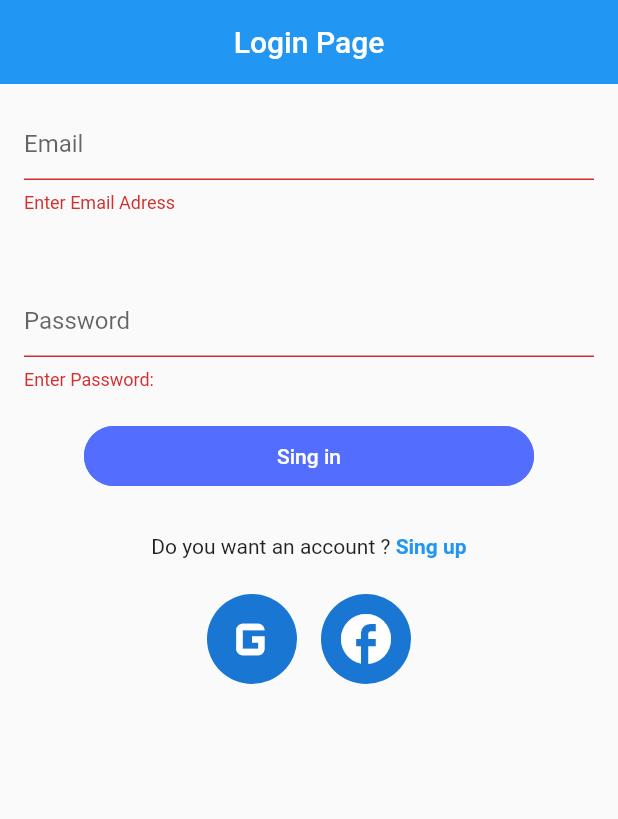
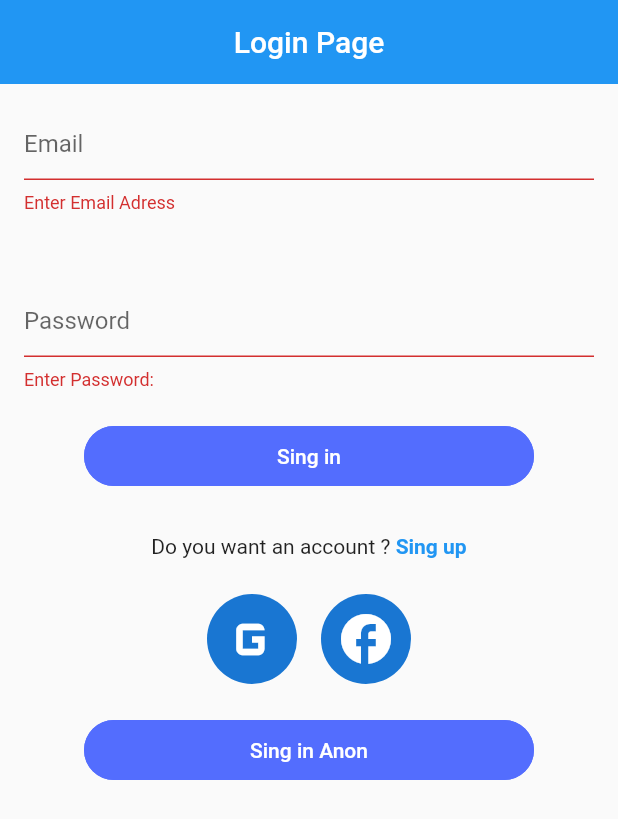
Before and after one commit to Petter1307/plant, a Flutter app: the screen it shows after launch, after a tap on "Sing in", on a phone screen of 412 x 824 dp. Shown: the top 819 px of the screen. Run offline on Flutter 3.47's test engine with Material 2 defaults, Android fonts, the phone set to English and light mode, and no system bars; our stand-ins replace firebase_auth, firebase_core; accounts and stored records are empty.

Commit message:
Auth 1.5. SingUP METHOD IS WORKINPROGRESS

```diff
--- /dev/null
+++ b/lib/authentification/Authentification.dart
@@ -0,0 +1,16 @@
+import 'package:flutter/material.dart';
+import 'package:plantonizer/authentification/LoginPage.dart';
+
+class Auth extends StatefulWidget {
+  const Auth({Key? key}) : super(key: key);
+
+  @override
+  State<Auth> createState() => _AuthState();
+}
+
+class _AuthState extends State<Auth> {
+  @override
+  Widget build(BuildContext context) {
+    return LoginPage();
+  }
+}
--- a/lib/authentification/LoginPage.dart
+++ b/lib/authentification/LoginPage.dart
@@ -1,23 +1,25 @@
 import 'package:firebase_auth/firebase_auth.dart';
 import 'package:flutter/material.dart';
 import 'package:plantonizer/authentification/SingUpPage.dart';
-//import 'package:plantonizer/authentification/authentification_serivce.dart';
+import 'package:plantonizer/authentification/authentification_serivce.dart';
 import 'package:plantonizer/plant_logic/Plants_page.dart';
-//import 'package:provider/src/provider.dart';
 
 class LoginPage extends StatefulWidget {
-  const LoginPage({ Key? key }) : super(key: key);
+  const LoginPage({Key? key}) : super(key: key);
 
   @override
   State<LoginPage> createState() => _LoginPageState();
 }
 
 class _LoginPageState extends State<LoginPage> {
-
   TextEditingController emailTextController = TextEditingController();
   TextEditingController passwordTextController = TextEditingController();
 
-  bool isLoading = false;
+  final AuthService _authService = AuthService();
+
+  String email = '';
+  String password = '';
+  String error = '';
 
   final _formKey = GlobalKey<FormState>();
   @override
@@ -34,8 +36,7 @@ class _LoginPageState extends State<LoginPage> {
             key: _formKey,
             child: Column(
               crossAxisAlignment: CrossAxisAlignment.center,
-              //mainAxisAlignment: MainAxisAlignment.spaceEvenly,
-              children:[
+              children: [
                 Padding(
                   padding: const EdgeInsets.all(16),
                   child: Row(
@@ -46,20 +47,21 @@ class _LoginPageState extends State<LoginPage> {
                         autocorrect: false,
                         keyboardType: TextInputType.emailAddress,
                         decoration: const InputDecoration(
-                            border: UnderlineInputBorder(),
-                            hintText: 'Email'
-                          ),
-                          controller: emailTextController,
-                          validator: (value){
-                            if(value!.isEmpty){
+                            border: UnderlineInputBorder(), hintText: 'Email'),
+                        validator: (value) {
+                          if (value!.isEmpty) {
                             return 'Enter Email Adress';
-                            } else if (!value.contains('@')){
+                          } else if (!value.contains('@')) {
                             return 'Please enter a valid email adress!';
                           }
                           return null;
                         },
-                        )
-                      )
+                        onChanged: (value) {
+                          setState(() {
+                            email = value;
+                          });
+                        },
+                      ))
                     ],
                   ),
                 ),
@@ -72,7 +74,11 @@ class _LoginPageState extends State<LoginPage> {
                     children: [
                       Expanded(
                         child: TextFormField(
-                          controller: passwordTextController,
+                          onChanged: ((value) {
+                            setState(() {
+                              password = value;
+                            });
+                          }),
                           enableSuggestions: false,
                           autocorrect: false,
                           obscureText: true,
@@ -80,11 +86,10 @@ class _LoginPageState extends State<LoginPage> {
                             border: UnderlineInputBorder(),
                             hintText: 'Password',
                           ),
-                          validator: (value){
-                            if(value!.isEmpty)
-                            {
+                          validator: (value) {
+                            if (value!.isEmpty) {
                               return 'Enter Password:';
-                            }else if (value.length < 8){
+                            } else if (value.length < 8) {
                               return 'Password must be at least 8 characters';
                             }
                             return null;
@@ -96,7 +101,7 @@ class _LoginPageState extends State<LoginPage> {
                 ),
                 Padding(
                   padding: const EdgeInsets.all(8.0),
-                  child: isLoading ? CircularProgressIndicator() : Container(
+                  child: Container(
                     height: 40,
                     width: 300,
                     child: ElevatedButton(
@@ -107,16 +112,12 @@ class _LoginPageState extends State<LoginPage> {
                           shape: RoundedRectangleBorder(
                             borderRadius: BorderRadius.circular(30),
                             side: const BorderSide(color: Colors.indigoAccent),
-                        )
-                      ),
-                      onPressed: () {
-                        if(_formKey.currentState!.validate()){
-                          setState(() {
-                            isLoading = true;
-                          });
-                          singinfunc();
+                          )),
+                      onPressed: () async {
+                        if (_formKey.currentState!.validate()) {
+                          dynamic result =
+                              await _authService.singInEP(email, password);
                         }
-
                       },
                       child: const Text("Sing in"),
                     ),
@@ -132,40 +133,65 @@ class _LoginPageState extends State<LoginPage> {
                     mainAxisAlignment: MainAxisAlignment.center,
                     children: [
                       const Text("Do you want an account ?"),
-                      Text(" Sing up",
+                      Text(
+                        " Sing up",
                         style: TextStyle(
                           color: Theme.of(context).primaryColor,
                           fontWeight: FontWeight.w600,
                         ),
                       )
-                    ],
+                    ], // TODO Transform from inkwell to gesture detect.
                   ),
                 ),
                 const SizedBox(
                   height: 24,
                 ),
-                Row( // Place holders.
+                Row(
+                  // Place holders.
                   mainAxisAlignment: MainAxisAlignment.center,
                   children: const [
+                    // TODO Finish functions for these login/singup methods.
                     CircleAvatar(
-                      radius: 30,       // TODO Implement the google sing in/up button
-                      child:Icon(Icons.g_mobiledata,
-                      size: 50,),
+                      radius: 30,
+                      child: Icon(
+                        Icons.g_mobiledata,
+                        size: 50,
+                      ),
                     ),
                     SizedBox(
                       width: 16,
                     ),
                     CircleAvatar(
                       radius: 30,
-                      child: Icon(Icons.facebook,
+                      child: Icon(
+                        Icons.facebook,
                         size: 40,
                       ),
                     )
                   ],
                 ),
-
-
-
+                SizedBox(
+                  height: 24,
+                ),
+                Container(
+                  height: 40,
+                  width: 300,
+                  child: ElevatedButton(
+                    style: ElevatedButton.styleFrom(
+                        elevation: 0,
+                        primary: Colors.indigoAccent,
+                        onPrimary: Colors.white,
+                        shape: RoundedRectangleBorder(
+                          borderRadius: BorderRadius.circular(30),
+                          side: const BorderSide(color: Colors.indigoAccent),
+                        )),
+                    onPressed: () async {
+                      print("Pressed sing anon button");
+                      dynamic result = await _authService.singInAnon();
+                    },
+                    child: const Text("Sing in Anon"),
+                  ),
+                ),
               ],
             ),
           ),
@@ -173,39 +199,4 @@ class _LoginPageState extends State<LoginPage> {
       ),
     );
   }
-
-
-
-void singinfunc()
-{
-  FirebaseAuth.instance
-    .signInWithEmailAndPassword(
-      email: emailTextController.text,
-      password: passwordTextController.text)
-      .then((result) {
-        isLoading = false;
-        Navigator.pushReplacement(context,
-        MaterialPageRoute(builder: (context) => PlantsPage())
-        );
-      }).catchError((err){
-        print(err);
-        showDialog(
-        context: context,
-        builder: (BuildContext context){
-          return AlertDialog(
-            title: Text("Error"),
-            content: Text(err.toString()),
-            actions: [
-                ElevatedButton(
-                  child: Text("Ok"),
-                  onPressed: () {
-                    Navigator.of(context).pop();
-                  },
-                )
-              ],
-          );
-        },
-        );
-      });
 }
-}
--- a/lib/authentification/authentification_serivce.dart
+++ b/lib/authentification/authentification_serivce.dart
@@ -1,107 +1,52 @@
+import 'package:firebase_auth/firebase_auth.dart';
+import 'package:plantonizer/models/UserModel.dart';
 
-// import 'package:firebase_auth/firebase_auth.dart';
-// import 'package:flutter/material.dart';
-// import 'package:plantonizer/plant_logic/Plants_page.dart';
-// import 'package:plantonizer/routes.dart';
-// import 'dart:async';
+class AuthService {
+  final FirebaseAuth _auth = FirebaseAuth.instance;
 
+  UserModel? _userModel(User? user) {
+    if (user != null) {
+      return UserModel(uid: user.uid);
+    } else {
+      return null;
+    }
+  }
 
-// class AuthenticationService {
+  Future singInAnon() async {
+    try {
+      UserCredential result = await _auth.signInAnonymously();
+      User? user = result.user;
+      return _userModel(user);
+    } catch (e) {
+      return null;
+    }
+  }
 
-//   // 1
-//   final FirebaseAuth _firebaseAuth;
+  // Auth change user stream
+  Stream<UserModel?> get onAuthStateChanged {
+    return _auth
+        .authStateChanges()
+        // .map((User? user) => _userModel(user));
+        .map(_userModel);
+  }
 
-//   AuthenticationService(this._firebaseAuth);
+  Future signOut() async {
+    try {
+      return await _auth.signOut();
+    } catch (e) {
+      print(e.toString());
+      return null;
+    }
+  }
 
-//   // 2
-//   Stream<User?> get authStateChanges => _firebaseAuth.authStateChanges();
-
-
-//   // 3
-//   Future<String?> signIn({required String email, required String password}) async {
-//     try {
-//       await _firebaseAuth.signInWithEmailAndPassword(email: email, password: password);
-//       return "Signed in";
-//     } on FirebaseAuthException catch(e) {
-//       return e.message;
-//     }
-//   }
-//   // 4
-//   Future<String?> signUp({required String email, required String password}) async {
-//     try {
-//       await _firebaseAuth.createUserWithEmailAndPassword(email: email, password: password);
-//       return "Signed up";
-//     } on FirebaseAuthException catch(e) {
-//       return e.message;
-//     }
-//   }
-
-//   // 5
-//   Future<String?> signOut() async {
-//     try {
-//       await _firebaseAuth.signOut();
-//       return "Signed out";
-//     } on FirebaseAuthException catch(e) {
-//       return e.message;
-//     }
-//   }
-
-// // 6
-//  User? getUser() {
-//     try {
-//       return _firebaseAuth.currentUser;
-//     } on FirebaseAuthException {
-//       return null;
-//     }
-//   }
-
-// }
-// class AuthService
-// {
-//   final FirebaseAuth auth;
-
-//   AuthService(this.auth);
-
-//   Stream<User?> get authStateChanges => auth.authStateChanges();
-
-
-//   Future<void> singUp({required String email,required String password}) async
-//   {
-//     try{
-//       UserCredential userCredential = await FirebaseAuth.instance.createUserWithEmailAndPassword(email: email, password: password);
-//     }on FirebaseAuthException catch(e){
-//       if(e.code == 'week-password'){
-//         print("The provided password is too weak");
-//       }else if(e.code == 'email-already-in-use'){
-//         print("The account already exists for that email");
-//       }
-//     } catch(e){
-//       print(e);
-//     }
-
-//   }
-
-//   Future<void> singIn({required String email,required String password}) async
-//   {
-//     try {
-//       UserCredential userCredential = await FirebaseAuth.instance.signInWithEmailAndPassword(email: email, password: password);
-//     } on FirebaseAuthException catch(e){
-//       if(e.code == 'user-not-found'){
-//         print("No user found for that email");
-//       }else if(e.code == 'wrong-password'){
-//         print("Wrong password providede for that user");
-//       }
-//     }catch(e){
-//       print(e);
-//     }
-//   }
-
-//    User? getUser() {
-//     try {
-//       return auth.currentUser;
-//     } on FirebaseAuthException {
-//       return null;
-//     }
-//   }
-
-// }
+  // sign in with email and password
+  Future singInEP(String email, String password) async {
+    try {
+      return await _auth.signInWithEmailAndPassword(
+          email: email, password: password);
+    } catch (e) {
+      print(e.toString());
+      return null;
+    }
+  }
+}
--- a/lib/home.dart
+++ b/lib/home.dart
@@ -1,7 +1,7 @@
 import 'package:flutter/material.dart';
 
 class Home extends StatefulWidget {
-  const Home({ Key? key }) : super(key: key);
+  const Home({Key? key}) : super(key: key);
 
   @override
   _HomeState createState() => _HomeState();
--- a/lib/main.dart
+++ b/lib/main.dart
@@ -1,95 +1,29 @@
 import 'package:flutter/material.dart';
-import 'package:firebase_auth/firebase_auth.dart';
 import 'package:firebase_core/firebase_core.dart';
-import 'package:plantonizer/authentification/SingUpPage.dart';
-import 'package:plantonizer/plant_logic/Plants_page.dart';
+import 'package:plantonizer/models/UserModel.dart';
+import 'package:plantonizer/wrapper.dart';
 import 'package:provider/provider.dart';
 import 'package:plantonizer/authentification/authentification_serivce.dart';
-import 'package:plantonizer/routes.dart';
-import 'package:plantonizer/home.dart';
-import 'package:plantonizer/plant_logic/plant_card.dart';
-import 'package:plantonizer/network/loading.dart';
-import 'package:plantonizer/authentification/LoginPage.dart';
-//import 'package:splashscreen/splashscreen.dart';
-Future <void> main() async {
+
+void main() async {
   WidgetsFlutterBinding.ensureInitialized();
   await Firebase.initializeApp();
+
   runApp(Plantonizer());
 }
 
 class Plantonizer extends StatelessWidget {
-   Plantonizer({ Key? key }) : super(key: key);
-
-  User? result = FirebaseAuth.instance.currentUser;
+  Plantonizer({Key? key}) : super(key: key);
 
   @override
   Widget build(BuildContext context) {
-    return  MaterialApp(
-      debugShowCheckedModeBanner: false,
-      home:result != null ? PlantsPage() : LoginPage() ,
-     // routes: appRoutes,
-    );
+    return StreamProvider<UserModel?>.value(
+        initialData: null,
+        value: AuthService().onAuthStateChanged,
+        builder: (context, snapshot) {
+          return MaterialApp(
+            home: Wrapper(),
+          );
+        });
   }
 }
-
-// class IntroScreen extends StatelessWidget {
-//   const IntroScreen({ Key? key }) : super(key: key);
-
-//   @override
-//   Widget build(BuildContext context) {
-//     User? result = FirebaseAuth.instance.currentUser;
-//     if(result != null){
-//       return PlantsPage();
-//     }else return LoginPage();
-//   }
-// }
-
-/*
- return SplashScreen(
-      useLoader: true,
-      loadingText: Text(""),
-      navigateAfterSeconds: result != null ? PlantsPage() : LoginPage(),
-      seconds: 5,
-      title: Text("Water your plants"),
-      backgroundColor: Colors.white,
-      loaderColor: Colors.red,
-      onClick: ()=>print("flutter"),
-    );
-
-*/
-
-
-
-/* MultiProvider(
-      providers: [
-        Provider<AuthService>(
-          create: (_) => AuthService(FirebaseAuth.instance),
-        ),
-        StreamProvider(
-          create: (context) => context.read<AuthenticationService>().authStateChanges,
-          initialData: null,
-        ),
-      ],
-      child: MaterialApp(
-        title: "Plantonzier",
-        initialRoute: '/', // this should be loading page. For testing purposes this is changed constantly.
-        routes: appRoutes,
-      ),
-    );
-  }
-}
-
-class AuthenticationWrapper extends StatelessWidget {
-  const AuthenticationWrapper({ Key? key }) : super(key: key);
-
-  @override
-  Widget build(BuildContext context) {
-    final firebaseuser = context.watch<User>();
-    if(firebaseuser != null)
-    {
-      return Home();
-    }
-      return LoginPage();
-  }
-}
-*/
--- /dev/null
+++ b/lib/models/UserModel.dart
@@ -0,0 +1,4 @@
+class UserModel {
+  final String uid;
+  UserModel({required this.uid});
+}
--- a/lib/network/loading.dart
+++ b/lib/network/loading.dart
@@ -1,7 +1,7 @@
 import 'package:flutter/material.dart';
 
 class Loading extends StatefulWidget {
-  const Loading({ Key? key }) : super(key: key);
+  const Loading({Key? key}) : super(key: key);
 
   @override
   _LoadingState createState() => _LoadingState();
@@ -10,8 +10,6 @@ class Loading extends StatefulWidget {
 class _LoadingState extends State<Loading> {
   @override
   Widget build(BuildContext context) {
-    return Container(
-
-    );
+    return Container();
   }
 }
--- a/lib/plant_logic/plant.dart
+++ b/lib/plant_logic/plant.dart
@@ -1,7 +1,7 @@
 import 'package:flutter/material.dart';
 
 class PlantPage extends StatelessWidget {
-  const PlantPage({ Key? key }) : super(key: key);
+  const PlantPage({Key? key}) : super(key: key);
 
   @override
   Widget build(BuildContext context) {
--- a/lib/plant_logic/plant_class.dart
+++ b/lib/plant_logic/plant_class.dart
@@ -1,11 +1,10 @@
-class Plant{
+class Plant {
   late String name; // Name of the plant
   late String time; // date and the time when the plant was given water.
   late String photo; // url to the photo. later taken from database.
 
   Plant({required this.name, required this.photo, required this.time});
 
-
   // TODO get data method form database.
   // TODO Analyze a better way to create a plant object.
 
--- /dev/null
+++ b/lib/wrapper.dart
@@ -0,0 +1,20 @@
+import 'package:flutter/material.dart';
+import 'package:plantonizer/authentification/Authentification.dart';
+import 'package:plantonizer/models/UserModel.dart';
+import 'package:plantonizer/plant_logic/Plants_page.dart';
+import 'package:provider/provider.dart';
+
+class Wrapper extends StatelessWidget {
+  const Wrapper({Key? key}) : super(key: key);
+
+  @override
+  Widget build(BuildContext context) {
+    final userModel = Provider.of<UserModel?>(context);
+
+    if (userModel == null) {
+      return Auth();
+    } else {
+      return PlantsPage();
+    }
+  }
+}
```
Also changed, not shown: lib/authentification/SingUpPage.dart (+27 -34 lines), lib/plant_logic/Plants_page.dart (+8 -25 lines), lib/plant_logic/plant_card.dart (+7 -12 lines), lib/routes.dart (+7 -7 lines). Lines whose indentation alone changed are shown as unchanged.
